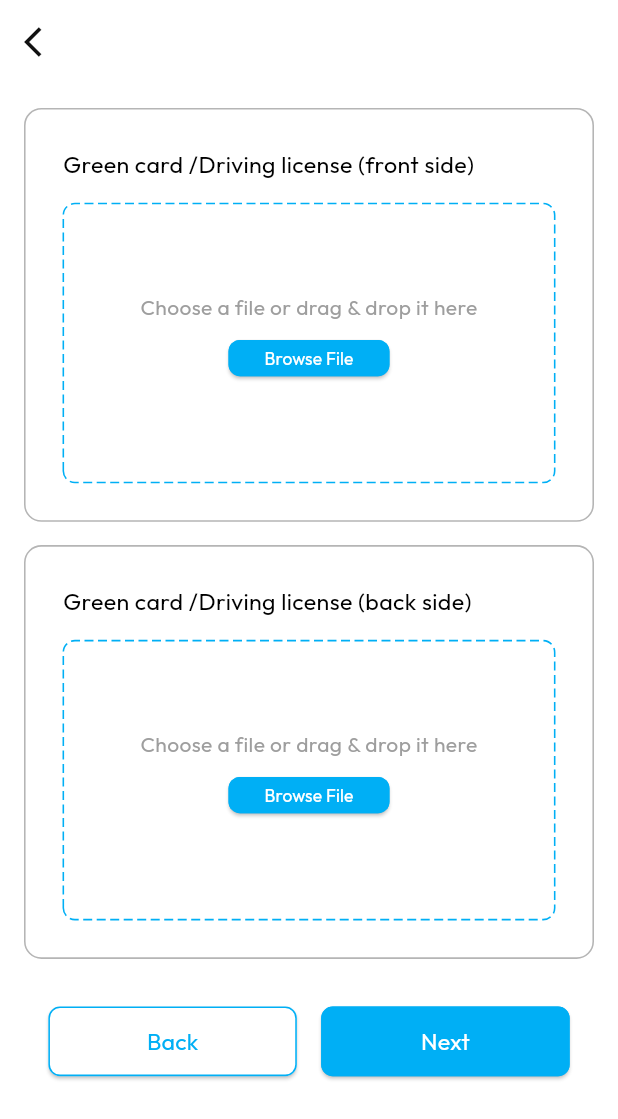
After one commit to sparktechagency/Ride-Sharing-Service-App, a Flutter app: the SignUpThreeScreen screen opened by its route, after a tap on "Browse File", on a phone screen of 412 x 824 dp. The commit adds this screen. Shown: the top 1119 px of the screen. Run offline on Flutter 3.47's test engine with Material 3 defaults, Android fonts, the phone set to English and light mode, and no system bars; drawn by our look-alikes of dotted_border; our stand-ins replace cached_network_image, flutter_screenutil, flutter_spinkit, flutter_svg, fluttertoast, get and 7 more; missing offline and left inert: dart:ffi, mime_type; accounts and stored records are empty.

Commit message:
SignUp Three Screen Done

```diff
--- a/lib/controllers/profile_controller.dart
+++ b/lib/controllers/profile_controller.dart
@@ -1,4 +1,5 @@
 import 'dart:io';
+import 'package:flutter/foundation.dart';
 import 'package:flutter/material.dart';
 import 'package:get/get.dart';
 import 'package:image_picker/image_picker.dart';
@@ -9,6 +10,8 @@ class ProfileController extends GetxController {
   File? selectedImage;
   RxString imagesPath = ''.obs;
   String title = "Profile Screen";
+  RxString frontSitePath=''.obs;
+  RxString backSitePaths=''.obs;
 
   @override
   void onInit() {
@@ -71,4 +74,23 @@ class ProfileController extends GetxController {
           "${pickedDate.month}-${pickedDate.day}-${pickedDate.year}";
     }
   }
+
+  //==========================> Pick Type Image <=======================
+  Future<Uint8List?> pickTypeImage(ImageSource source, String imageType) async {
+    final ImagePicker picker = ImagePicker();
+    final XFile? pickedFile = await picker.pickImage(source: source);
+
+    if (pickedFile != null) {
+      final Uint8List imageBytes = await pickedFile.readAsBytes();
+      if (imageType == 'frontSite') {
+        frontSitePath.value = pickedFile.path;
+      } else if (imageType == 'backSite') {
+        backSitePaths.value = pickedFile.path;
+      }
+      return imageBytes;
+    }
+    return null;
+  }
+
+
 }
--- a/lib/helpers/route.dart
+++ b/lib/helpers/route.dart
@@ -4,6 +4,7 @@ import '../views/screen/Auth/OtpScreen/otp_screen.dart';
 import '../views/screen/Auth/ResetPass/reset_password_screen.dart';
 import '../views/screen/Auth/SignIn/sign_in_screen.dart';
 import '../views/screen/Auth/SignUp/sign_up_screen.dart';
+import '../views/screen/Auth/SignUp/sign_up_three_screen.dart';
 import '../views/screen/Auth/SignUp/sign_up_two_screen.dart';
 import '../views/screen/Categories/categories_screen.dart';
 import '../views/screen/Home/home_screen.dart';
@@ -20,6 +21,7 @@ class AppRoutes{
   static String selectRoleScreen="/select_role_screen";
   static String signUpScreen="/sign_up_screen";
   static String signUpTwoScreen="/sign_up_two_screen";
+  static String signUpThreeScreen="/sign_up_three_screen";
   static String signInScreen="/sign_in_screen";
   static String otpScreen="/otp_screen";
   static String forgotPasswordScreen="/forgot_password_screen";
@@ -36,6 +38,7 @@ class AppRoutes{
     GetPage(name:selectRoleScreen, page: ()=>const SelectRoleScreen()),
     GetPage(name:signUpScreen, page: ()=>const SignUpScreen()),
     GetPage(name:signUpTwoScreen, page: ()=> SignUpTwoScreen()),
+    GetPage(name:signUpThreeScreen, page: ()=> SignUpThreeScreen()),
     GetPage(name:signInScreen, page: ()=> SignInScreen()),
     GetPage(name:otpScreen, page: ()=> OtpScreen()),
     GetPage(name:forgotPasswordScreen, page: ()=> ForgotPasswordScreen()),
--- /dev/null
+++ b/lib/views/base/dotted_border_container.dart
@@ -0,0 +1,24 @@
+import 'package:dotted_border/dotted_border.dart';
+import 'package:flutter/material.dart';
+import 'package:flutter_screenutil/flutter_screenutil.dart';
+import '../../../../utils/app_colors.dart';
+
+class DottedBorderContainer extends StatelessWidget {
+  final Widget child;
+
+  const DottedBorderContainer({required this.child});
+  @override
+  Widget build(BuildContext context) {
+    return DottedBorder(
+      color: AppColors.primaryColor,
+      strokeWidth: 1.w,
+      borderType: BorderType.RRect,
+      radius: Radius.circular(8.r),
+      dashPattern: [6, 3],
+      child: ClipRRect(
+        borderRadius: BorderRadius.all(Radius.circular(8.r)),
+        child: child,
+      ),
+    );
+  }
+}
--- /dev/null
+++ b/lib/views/screen/Auth/SignUp/sign_up_three_screen.dart
@@ -0,0 +1,167 @@
+import 'package:flutter/foundation.dart';
+import 'package:flutter/material.dart';
+import 'package:flutter_screenutil/flutter_screenutil.dart';
+import 'package:get/get.dart';
+import 'package:image_picker/image_picker.dart';
+import 'package:ride_sharing/controllers/profile_controller.dart';
+import '../../../../utils/app_colors.dart';
+import '../../../../utils/app_strings.dart';
+import '../../../base/custom_app_bar.dart';
+import '../../../base/custom_button.dart';
+import '../../../base/custom_text.dart';
+import '../../../base/dotted_border_container.dart';
+
+class SignUpThreeScreen extends StatefulWidget {
+  const SignUpThreeScreen({super.key});
+
+  @override
+  State<SignUpThreeScreen> createState() => _SignUpThreeScreenState();
+}
+
+class _SignUpThreeScreenState extends State<SignUpThreeScreen> {
+  final ProfileController _profileController = Get.put(ProfileController());
+
+  Uint8List? frontSiteImage;
+  Uint8List? backSiteImage;
+
+  @override
+  Widget build(BuildContext context) {
+    return Scaffold(
+      appBar: CustomAppBar(title: ''),
+      body: Padding(
+        padding: const EdgeInsets.all(16.0),
+        child: Column(
+          crossAxisAlignment: CrossAxisAlignment.start,
+          children: [
+            //======================> Front side image upload section <===========================
+            Container(
+              decoration: BoxDecoration(
+                border: Border.all(width: 1.w, color: AppColors.borderColor),
+                borderRadius: BorderRadius.circular(12.r),
+              ),
+              child: Padding(
+                padding: EdgeInsets.all(24.w),
+                child: Column(
+                  crossAxisAlignment: CrossAxisAlignment.start,
+                  children: [
+                    CustomText(
+                      text: AppStrings.greenCardDrivingLicenseFrontSide.tr,
+                      fontSize: 16.sp,
+                      fontWeight: FontWeight.w500,
+                      bottom: 16.h,
+                    ),
+                    DottedBorderContainer(
+                      child: AspectRatio(
+                        aspectRatio: 16 / 9,
+                        child:
+                            frontSiteImage != null
+                                ? Image.memory(
+                                  frontSiteImage!,
+                                  fit: BoxFit.cover,
+                                )
+                                : _addImageButton('frontSite'),
+                      ),
+                    ),
+                  ],
+                ),
+              ),
+            ),
+            SizedBox(height: 16.h),
+            //=======================> Back side image upload section <===========================
+            Container(
+              decoration: BoxDecoration(
+                border: Border.all(width: 1.w, color: AppColors.borderColor),
+                borderRadius: BorderRadius.circular(12.r),
+              ),
+              child: Padding(
+                padding: EdgeInsets.all(24.w),
+                child: Column(
+                  crossAxisAlignment: CrossAxisAlignment.start,
+                  children: [
+                    CustomText(
+                      text: AppStrings.greenCardDrivingLicenseBackSide.tr,
+                      fontSize: 16.sp,
+                      fontWeight: FontWeight.w500,
+                      bottom: 16.h,
+                    ),
+                    DottedBorderContainer(
+                      child: AspectRatio(
+                        aspectRatio: 16 / 9,
+                        child:
+                            backSiteImage != null
+                                ? Image.memory(
+                                  backSiteImage!,
+                                  fit: BoxFit.cover,
+                                )
+                                : _addImageButton('backSite'),
+                      ),
+                    ),
+                  ],
+                ),
+              ),
+            ),
+            //========================> Back And Next Button <==================
+            SizedBox(height: 32.h),
+            Row(
+              mainAxisAlignment: MainAxisAlignment.spaceEvenly,
+              children: [
+                CustomButton(
+                  onTap: () {
+                    Get.back();
+                  },
+                  text: AppStrings.back.tr,
+                  height: 48.h,
+                  width: 158.w,
+                  color: Colors.white,
+                  textColor: AppColors.primaryColor,
+                ),
+                CustomButton(
+                  onTap: () {},
+                  text: AppStrings.next.tr,
+                  height: 48.h,
+                  width: 158.w,
+                ),
+              ],
+            ),
+            SizedBox(height: 32.h),
+          ],
+        ),
+      ),
+    );
+  }
+
+  _addImageButton(String imageType) {
+    return Center(
+      child: Column(
+        mainAxisAlignment: MainAxisAlignment.center,
+        children: [
+          CustomText(
+            text: 'Choose a file or drag & drop it here'.tr,
+            color: Colors.grey,
+          ),
+          CustomButton(
+            onTap: () async {
+              final Uint8List? imageBytes = await _profileController
+                  .pickTypeImage(ImageSource.gallery, imageType);
+              if (imageBytes != null) {
+                setState(() {
+                  if (imageType == 'frontSite') {
+                    frontSiteImage = imageBytes;
+                  } else if (imageType == 'backSite') {
+                    backSiteImage = imageBytes;
+                  }
+                });
+              } else {
+                debugPrint("No image selected");
+              }
+            },
+            text: 'Browse File'.tr,
+            fontSize: 12.sp,
+            width: 98.w,
+            height: 25.h,
+          ),
+        ],
+      ),
+    );
+  }
+}
--- a/lib/views/screen/Auth/SignUp/sign_up_two_screen.dart
+++ b/lib/views/screen/Auth/SignUp/sign_up_two_screen.dart
@@ -2,6 +2,7 @@ import 'package:flutter/material.dart';
 import 'package:flutter_screenutil/flutter_screenutil.dart';
 import 'package:flutter_svg/svg.dart';
 import 'package:get/get.dart';
+import 'package:ride_sharing/helpers/route.dart';
 import 'package:ride_sharing/utils/app_colors.dart';
 import 'package:ride_sharing/views/base/custom_app_bar.dart';
 import 'package:ride_sharing/views/base/custom_button.dart';
@@ -95,12 +96,12 @@ class SignUpTwoScreen extends StatelessWidget {
                 prefixIcon: SvgPicture.asset(AppIcons.licenseNum),
               ),
               //========================> Back And Next Button <==================
-              SizedBox(height: 116.h),
+              SizedBox(height: 98.h),
               Row(
                 mainAxisAlignment: MainAxisAlignment.spaceEvenly,
                 children: [
                   CustomButton(
-                    onTap: () {},
+                    onTap: () {Get.back();},
                     text: AppStrings.back.tr,
                     height: 48.h,
                     width: 158.w,
@@ -108,7 +109,7 @@ class SignUpTwoScreen extends StatelessWidget {
                     textColor: AppColors.primaryColor,
                   ),
                   CustomButton(
-                    onTap: () {},
+                    onTap: () {Get.toNamed(AppRoutes.signUpThreeScreen);},
                     text: AppStrings.next.tr,
                     height: 48.h,
                     width: 158.w,
--- a/lib/views/screen/SelectRole/select_role_screen.dart
+++ b/lib/views/screen/SelectRole/select_role_screen.dart
@@ -1,6 +1,7 @@
 import 'package:flutter/material.dart';
 import 'package:flutter_screenutil/flutter_screenutil.dart';
 import 'package:get/get.dart';
+import 'package:ride_sharing/helpers/route.dart';
 import '../../../utils/app_colors.dart';
 import '../../../utils/app_strings.dart';
 import '../../base/custom_button.dart';
@@ -161,7 +162,7 @@ class _SelectRoleScreenState extends State<SelectRoleScreen> {
                 ),
               ),
               //=========================> Continue Button <====================
-              CustomButton(onTap: () {}, text: AppStrings.continues.tr),
+              CustomButton(onTap: () {Get.toNamed(AppRoutes.signUpScreen);}, text: AppStrings.continues.tr),
               SizedBox(height: 58.h),
             ],
           ),
--- a/pubspec.yaml
+++ b/pubspec.yaml
@@ -53,6 +53,7 @@ dependencies:
   logger: ^2.5.0
   flutter_chat_bubble: ^2.0.2
   intl_phone_field: ^3.2.0
+  dotted_border: ^2.1.0
 
 dev_dependencies:
   flutter_test:
```
Also changed, not shown: pubspec.lock.
